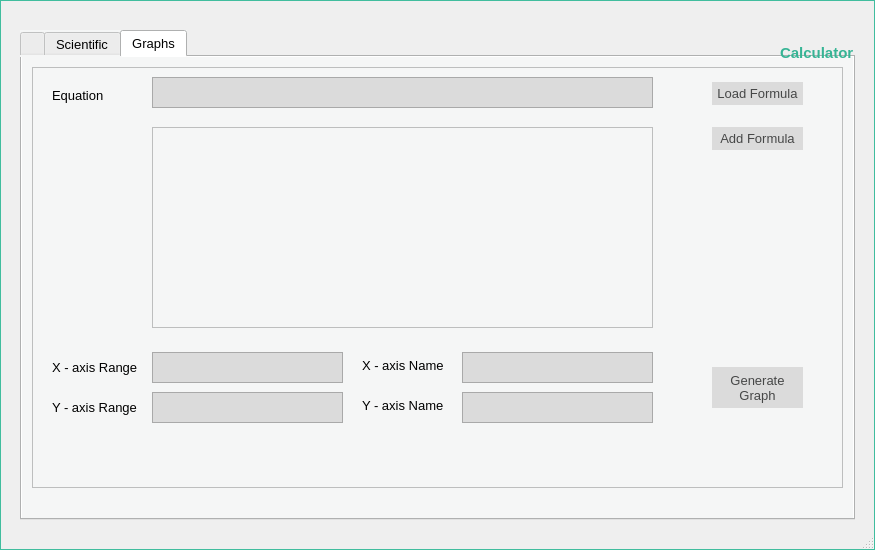
First picture: the form in mainscreen.ui, repository rddealwis/Formular_Calculator_and_Integrator, before the edit.
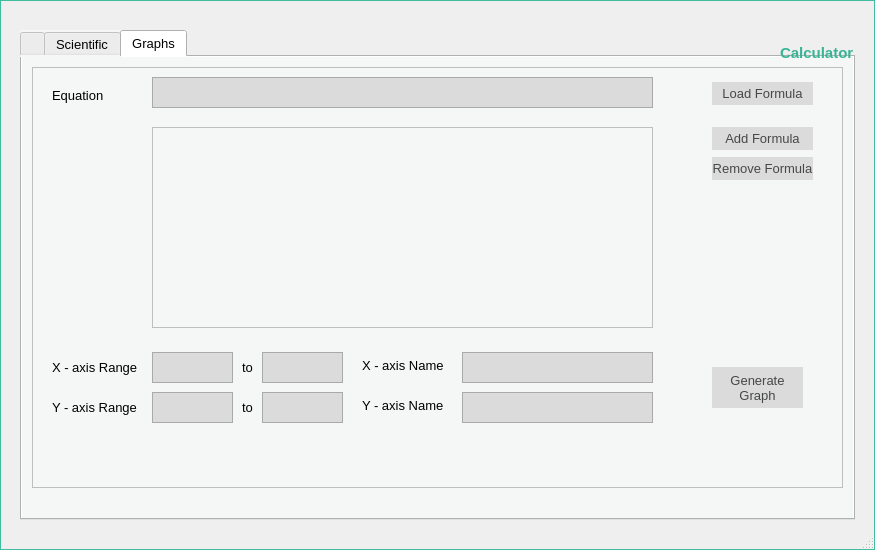
Second picture: the form after the edit. The open tabs and pages were chosen to show the change. Icons and pictures are not drawn.

```diff
--- a/mainscreen.ui
+++ b/mainscreen.ui
@@ -2379,7 +2379,7 @@
         <rect>
          <x>120</x>
          <y>285</y>
-         <width>191</width>
+         <width>81</width>
          <height>31</height>
         </rect>
        </property>
@@ -2403,7 +2403,7 @@
         <rect>
          <x>120</x>
          <y>325</y>
-         <width>191</width>
+         <width>81</width>
          <height>31</height>
         </rect>
        </property>
@@ -2513,7 +2513,7 @@
         <rect>
          <x>680</x>
          <y>15</y>
-         <width>91</width>
+         <width>101</width>
          <height>23</height>
         </rect>
        </property>
@@ -2582,7 +2582,7 @@
         <rect>
          <x>680</x>
          <y>60</y>
-         <width>91</width>
+         <width>101</width>
          <height>23</height>
         </rect>
        </property>
@@ -2606,6 +2606,121 @@
         <string>Add Formula</string>
        </property>
       </widget>
+      <widget class="QPushButton" name="pbRemoveFormula">
+       <property name="geometry">
+        <rect>
+         <x>680</x>
+         <y>90</y>
+         <width>101</width>
+         <height>23</height>
+        </rect>
+       </property>
+       <property name="font">
+        <font>
+         <family>Lao UI</family>
+         <pointsize>10</pointsize>
+        </font>
+       </property>
+       <property name="styleSheet">
+        <string notr="true">QPushButton{
+ 	background-color: #dbdbdb;
+    border: 2px;
+	color:#464747;
+
+}
+
+QPushButton:hover{background-color:#40bd9e; color:white;}</string>
+       </property>
+       <property name="text">
+        <string>Remove Formula</string>
+       </property>
+      </widget>
+      <widget class="QTextEdit" name="txtXaxisRangeTo">
+       <property name="geometry">
+        <rect>
+         <x>230</x>
+         <y>285</y>
+         <width>81</width>
+         <height>31</height>
+        </rect>
+       </property>
+       <property name="font">
+        <font>
+         <family>Lao UI</family>
+         <pointsize>10</pointsize>
+        </font>
+       </property>
+       <property name="autoFillBackground">
+        <bool>true</bool>
+       </property>
+       <property name="styleSheet">
+        <string notr="true">QTextEdit{
+    background-color: #dbdbdb;	
+}</string>
+       </property>
+      </widget>
+      <widget class="QTextEdit" name="txtYaxisRangeTo">
+       <property name="geometry">
+        <rect>
+         <x>230</x>
+         <y>325</y>
+         <width>81</width>
+         <height>31</height>
+        </rect>
+       </property>
+       <property name="font">
+        <font>
+         <family>Lao UI</family>
+         <pointsize>10</pointsize>
+        </font>
+       </property>
+       <property name="autoFillBackground">
+        <bool>true</bool>
+       </property>
+       <property name="styleSheet">
+        <string notr="true">QTextEdit{
+    background-color: #dbdbdb;	
+}</string>
+       </property>
+      </widget>
+      <widget class="QLabel" name="lblXaxisRangeTo">
+       <property name="geometry">
+        <rect>
+         <x>210</x>
+         <y>290</y>
+         <width>16</width>
+         <height>21</height>
+        </rect>
+       </property>
+       <property name="font">
+        <font>
+         <family>Lao UI</family>
+         <pointsize>10</pointsize>
+        </font>
+       </property>
+       <property name="text">
+        <string>to</string>
+       </property>
+      </widget>
+      <widget class="QLabel" name="lblXaxisRangeTo_2">
+       <property name="geometry">
+        <rect>
+         <x>210</x>
+         <y>330</y>
+         <width>16</width>
+         <height>21</height>
+        </rect>
+       </property>
+       <property name="font">
+        <font>
+         <family>Lao UI</family>
+         <pointsize>10</pointsize>
+        </font>
+       </property>
+       <property name="text">
+        <string>to</string>
+       </property>
+      </widget>
      </widget>
     </widget>
    </widget>
```
Left out of the diff: 6 changed lines with no effect on the pictures.
